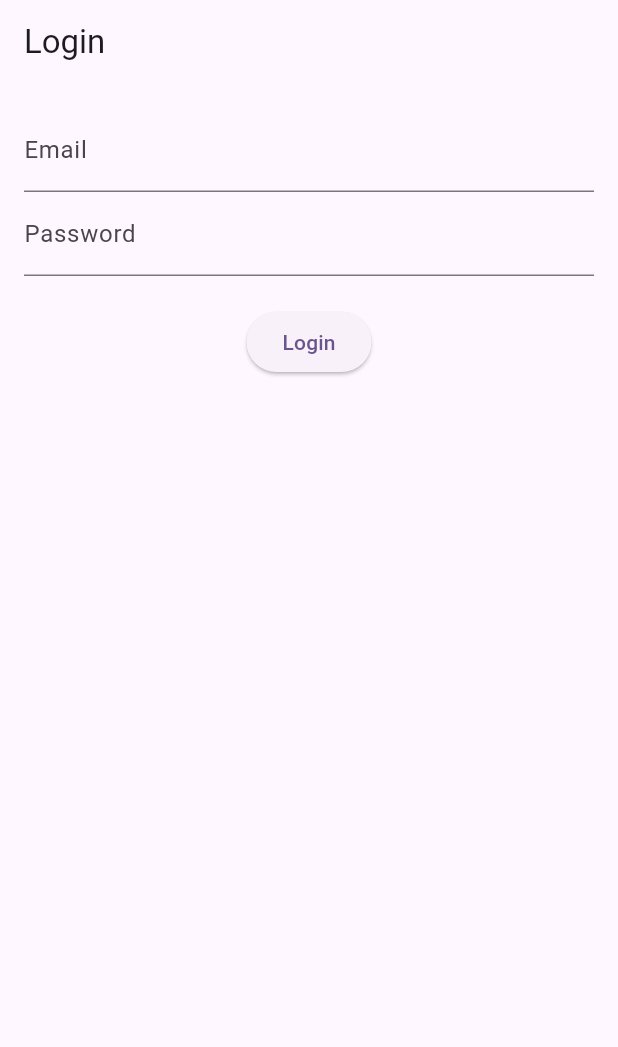
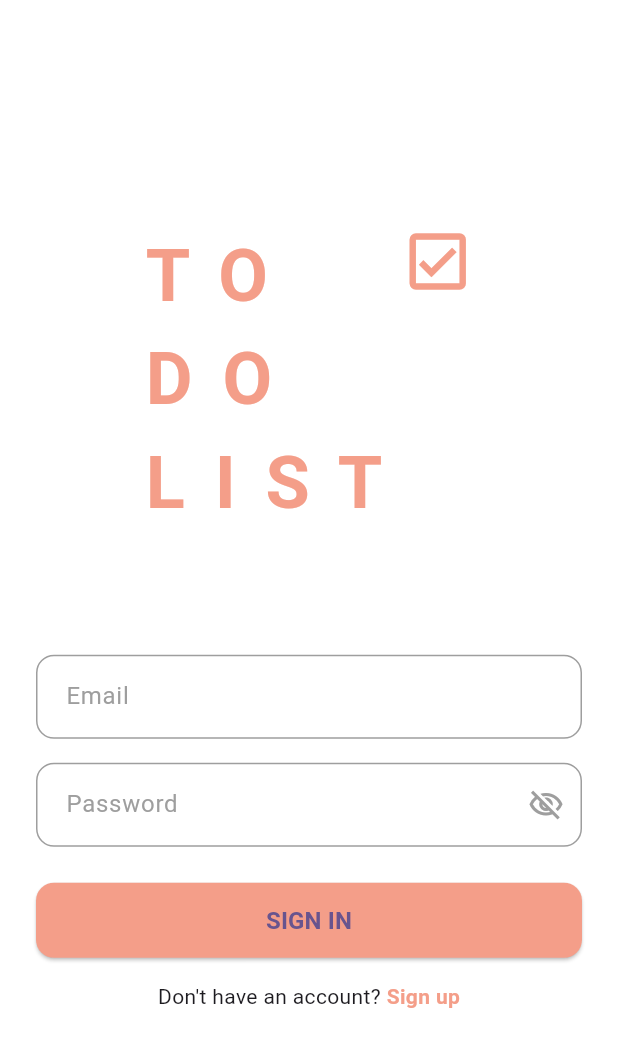
Before and after one commit to Kewqq/todo_app, a Flutter app: the screen it shows after launch, on a phone screen of 412 x 824 dp. Shown: the top 1047 px of the screen. Run offline on Flutter 3.47's test engine with Material 3 defaults, Android fonts, the light colour scheme and no system bars.

Commit message:
ver. 0.0.2

```diff
--- a/lib/main.dart
+++ b/lib/main.dart
@@ -11,6 +11,7 @@ class MyApp extends StatelessWidget {
   @override
   Widget build(BuildContext context) {
     return MaterialApp(
+      debugShowCheckedModeBanner: false,
       title: 'Todo App',
       theme: ThemeData(
         colorScheme: ColorScheme.fromSeed(seedColor: Colors.deepPurple),
--- /dev/null
+++ b/lib/res/colors.dart
@@ -0,0 +1,7 @@
+import 'package:flutter/material.dart';
+// ตัวอย่างเนื้อหาไฟล์ colors.dart (หรือใส่ไว้ในไฟล์เดียวกันเพื่อทดสอบ)
+class AppColors {
+  static const Color primaryColor = Color(0xFFF49E89);
+  static const Color secondaryColor = Color(0xFF9E9E9E);
+  static const Color backgroundColor = Colors.white;
+}
--- a/lib/screens/login_screen.dart
+++ b/lib/screens/login_screen.dart
@@ -1,4 +1,14 @@
 import 'package:flutter/material.dart';
+
+// สร้างไฟล์ colors.dart และนำเข้าเพื่อใช้งาน
+// เช่น: import 'colors.dart';
+
+// ตัวอย่างเนื้อหาไฟล์ colors.dart (หรือใส่ไว้ในไฟล์เดียวกันเพื่อทดสอบ)
+class AppColors {
+  static const Color primaryColor = Color(0xFFF49E89);
+  static const Color secondaryColor = Color(0xFF9E9E9E);
+  static const Color backgroundColor = Colors.white;
+}
 
 class LoginScreen extends StatelessWidget {
   const LoginScreen({super.key});
@@ -6,26 +16,142 @@ class LoginScreen extends StatelessWidget {
   @override
   Widget build(BuildContext context) {
     return Scaffold(
-      appBar: AppBar(
-        title: const Text('Login'),
-      ),
-      body: Padding(
-        padding: const EdgeInsets.all(16.0),
-        child: Column(
-          children: [
-            const TextField(
-              decoration: InputDecoration(labelText: 'Email'),
-            ),
-            const TextField(
-              decoration: InputDecoration(labelText: 'Password'),
-              obscureText: true,
-            ),
-            const SizedBox(height: 20),
-            ElevatedButton(
-              onPressed: () {},
-              child: const Text('Login'),
-            ),
-          ],
+      backgroundColor: AppColors.backgroundColor,
+      body: SafeArea(
+        child: Padding(
+          padding: const EdgeInsets.symmetric(horizontal: 24.0),
+          child: Column(
+            mainAxisAlignment: MainAxisAlignment.center,
+            children: [
+              // Logo Section
+              Row(
+                mainAxisAlignment: MainAxisAlignment.center,
+                crossAxisAlignment: CrossAxisAlignment.start,
+                children: [
+                  Column(
+                    crossAxisAlignment: CrossAxisAlignment.start,
+                    children: const [
+                      Text(
+                        'T O',
+                        style: TextStyle(
+                          fontSize: 48,
+                          fontWeight: FontWeight.bold,
+                          color: AppColors.primaryColor,
+                          letterSpacing: 4,
+                        ),
+                      ),
+                      Text(
+                        'D O',
+                        style: TextStyle(
+                          fontSize: 48,
+                          fontWeight: FontWeight.bold,
+                          color: AppColors.primaryColor,
+                          letterSpacing: 4,
+                        ),
+                      ),
+                      Text(
+                        'L I S T',
+                        style: TextStyle(
+                          fontSize: 48,
+                          fontWeight: FontWeight.bold,
+                          color: AppColors.primaryColor,
+                          letterSpacing: 4,
+                        ),
+                      ),
+                    ],
+                  ),
+                  const SizedBox(width: 10),
+                  const Icon(
+                    Icons.check_box_outlined,
+                    size: 50,
+                    color: AppColors.primaryColor,
+                  ),
+                ],
+              ),
+              const SizedBox(height: 80),
+
+              // Email Input
+              TextField(
+                decoration: InputDecoration(
+                  hintText: 'Email',
+                  hintStyle: const TextStyle(color: AppColors.secondaryColor),
+                  contentPadding:
+                  const EdgeInsets.symmetric(horizontal: 16.0, vertical: 16.0),
+                  border: OutlineInputBorder(
+                    borderRadius: BorderRadius.circular(12.0),
+                    borderSide: const BorderSide(color: AppColors.secondaryColor),
+                  ),
+                  enabledBorder: OutlineInputBorder(
+                    borderRadius: BorderRadius.circular(12.0),
+                    borderSide: const BorderSide(color: AppColors.secondaryColor),
+                  ),
+                ),
+              ),
+              const SizedBox(height: 16),
+
+              // Password Input
+              TextField(
+                obscureText: true,
+                decoration: InputDecoration(
+                  hintText: 'Password',
+                  hintStyle: const TextStyle(color: AppColors.secondaryColor),
+                  contentPadding:
+                  const EdgeInsets.symmetric(horizontal: 16.0, vertical: 16.0),
+                  border: OutlineInputBorder(
+                    borderRadius: BorderRadius.circular(12.0),
+                    borderSide: const BorderSide(color: AppColors.secondaryColor),
+                  ),
+                  enabledBorder: OutlineInputBorder(
+                    borderRadius: BorderRadius.circular(12.0),
+                    borderSide: const BorderSide(color: AppColors.secondaryColor),
+                  ),
+                  suffixIcon: const Icon(Icons.visibility_off_outlined,
+                      color: AppColors.secondaryColor),
+                ),
+              ),
+              const SizedBox(height: 24),
+
+              // Sign In Button
+              SizedBox(
+                width: double.infinity,
+                height: 50,
+                child: ElevatedButton(
+                  onPressed: () {},
+                  style: ElevatedButton.styleFrom(
+                    backgroundColor: AppColors.primaryColor,
+                    shape: RoundedRectangleBorder(
+                      borderRadius: BorderRadius.circular(12.0),
+                    ),
+                  ),
+                  child: const Text(
+                    'SIGN IN',
+                    style: TextStyle(fontSize: 16, fontWeight: FontWeight.bold),
+                  ),
+                ),
+              ),
+              const SizedBox(height: 16),
+
+              // Sign Up Link
+              Row(
+                mainAxisAlignment: MainAxisAlignment.center,
+                children: [
+                  const Text("Don't have an account? "),
+                  GestureDetector(
+                    onTap: () {
+                      // Navigate to Sign Up screen
+                    },
+                    child: const Text(
+                      'Sign up',
+                      style: TextStyle(
+                        color: AppColors.primaryColor,
+                        fontWeight: FontWeight.bold,
+                      ),
+                    ),
+                  ),
+                ],
+              ),
+            ],
+          ),
         ),
       ),
     );
```
